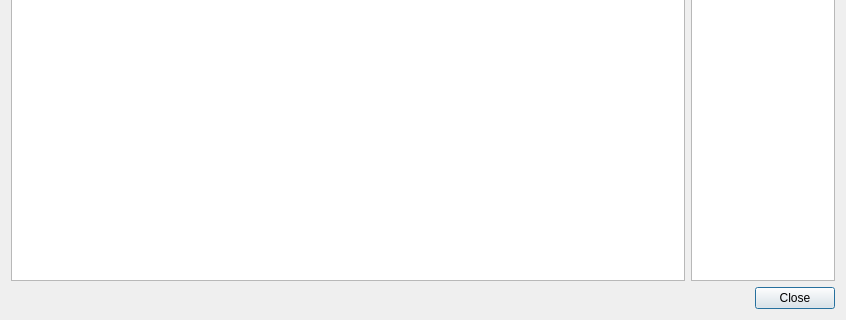
Above: camtool/preview.ui from steveicarus/camctl before the change; both pictures show x 0 to 846 and y 396 to 716 of the 846 by 716 pixel window. Below: the same form after it.
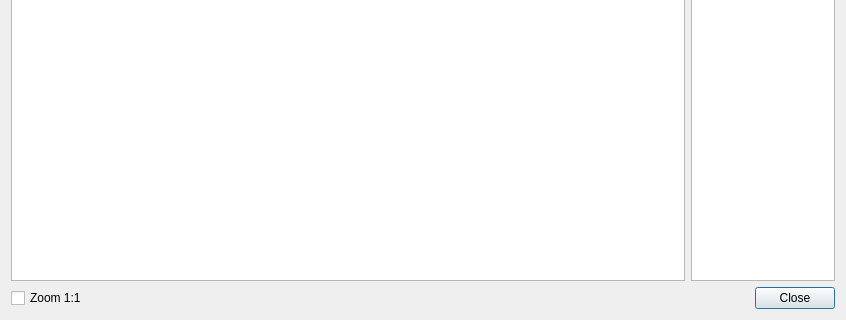
That is the form after the change.

Commit message:
Support scale preview to fix.
Add a check box to select display scaled or zoomed.

The edit to the form file:
```diff
--- a/camtool/preview.ui
+++ b/camtool/preview.ui
@@ -71,14 +71,25 @@
     </layout>
    </item>
    <item>
-    <widget class="QDialogButtonBox" name="preview_buttons" >
-     <property name="orientation" >
-      <enum>Qt::Horizontal</enum>
-     </property>
-     <property name="standardButtons" >
-      <set>QDialogButtonBox::Close</set>
-     </property>
-    </widget>
+    <layout class="QHBoxLayout" name="horizontalLayout_2">
+     <item>
+      <widget class="QCheckBox" name="zoom_check">
+       <property name="text">
+        <string>Zoom 1:1</string>
+       </property>
+      </widget>
+     </item>
+     <item>
+      <widget class="QDialogButtonBox" name="preview_buttons">
+       <property name="orientation">
+        <enum>Qt::Horizontal</enum>
+       </property>
+       <property name="standardButtons">
+        <set>QDialogButtonBox::Close</set>
+       </property>
+      </widget>
+     </item>
+    </layout>
    </item>
   </layout>
  </widget>
```
Left out of the diff: 51 changed lines with no effect on the pictures. The commit also changes 2 other files.
